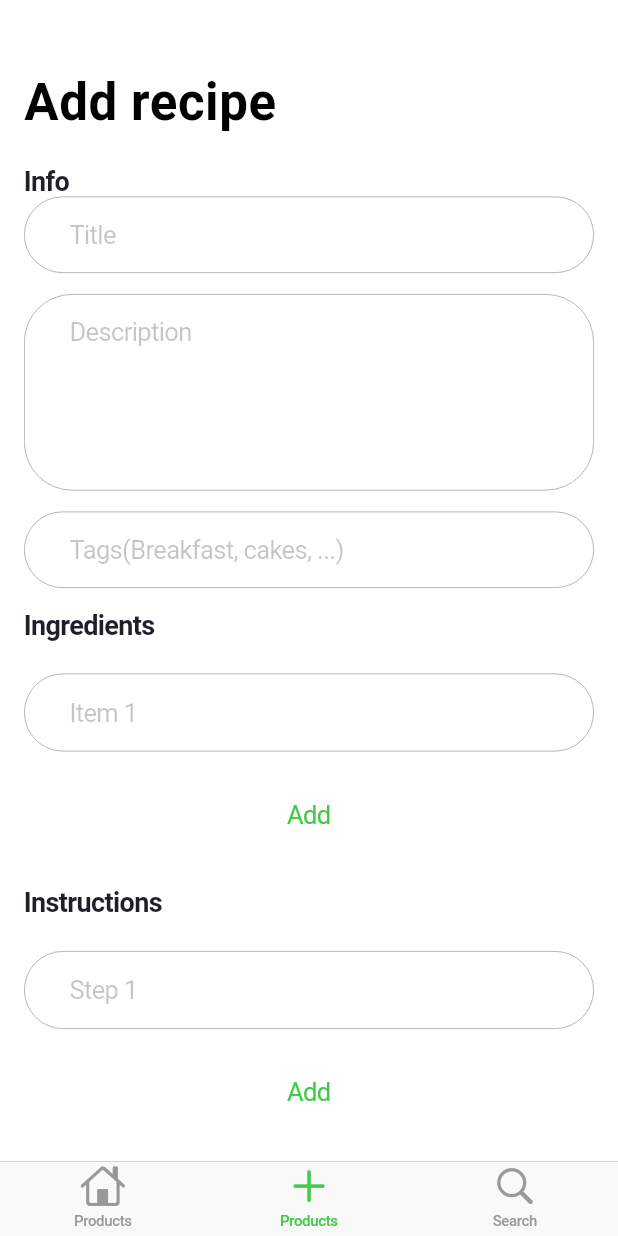
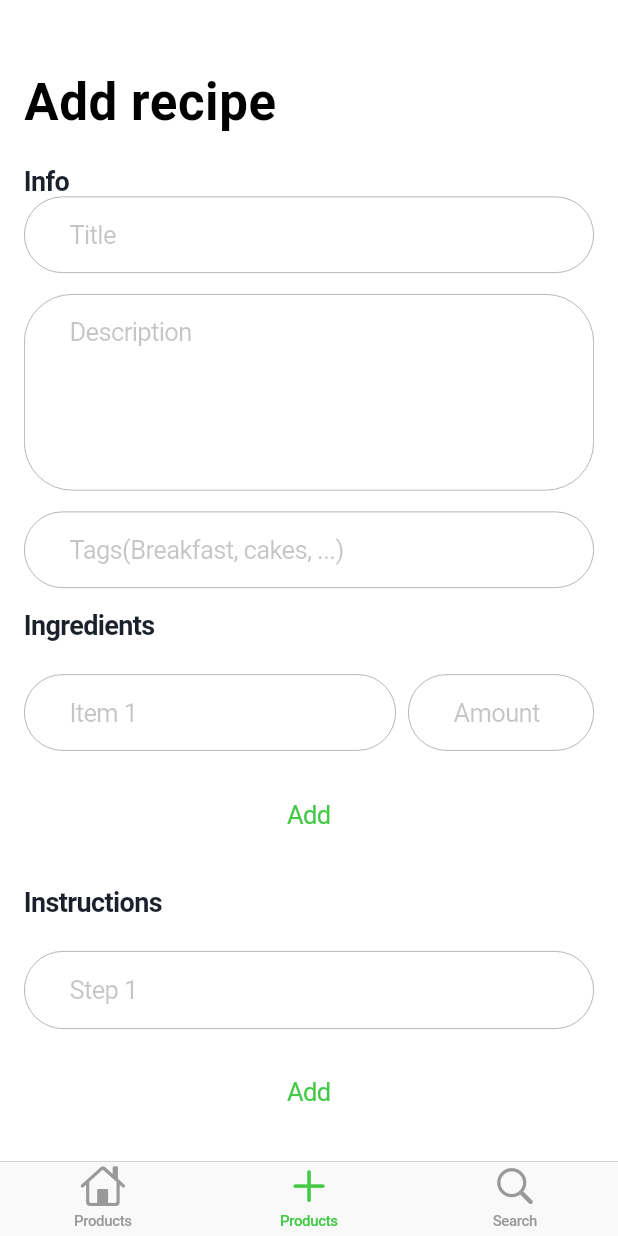
Before and after one commit to AKosmachyov/MenuApp, a Flutter app: the screen it shows after launch, item 2 of the bottom bar chosen, on a phone screen of 412 x 824 dp. Run offline on Flutter 3.47's test engine with Material 2 defaults, Android fonts, the phone set to English and light mode, and no system bars; our stand-ins replace carousel_slider.

```diff
--- a/lib/app.dart
+++ b/lib/app.dart
@@ -19,6 +19,7 @@ class CupertinoStoreApp extends StatelessWidget {
       theme: const CupertinoThemeData(
           brightness: Brightness.light, primaryColor: Styles.primaryColor),
       home: CupertinoStoreHomePage(),
+      debugShowCheckedModeBanner: false,
     );
   }
 }
--- a/lib/model/models.dart
+++ b/lib/model/models.dart
@@ -1,31 +1,4 @@
-// enum Category {
-//   all,
-//   accessories,
-//   clothing,
-//   home,
-// }
-
-// class Product {
-//   const Product({
-//     required this.category,
-//     required this.id,
-//     required this.isFeatured,
-//     required this.name,
-//     required this.price,
-//   });
-
-//   final Category category;
-//   final int id;
-//   final bool isFeatured;
-//   final String name;
-//   final int price;
-
-//   String get assetName => '$id-0.jpg';
-//   String get assetPackage => 'shrine_images';
-
-//   @override
-//   String toString() => '$name (id=$id)';
-// }
+import 'package:flutter/widgets.dart';
 
 class Recipe {
   Recipe(
@@ -64,18 +37,27 @@ class RecipeIngredient {
       this.options});
 
   final String id;
-  final String amount;
+  String amount;
   final Product product;
   String? description;
   final bool isOptional;
   List<RecipeIngredient>? options;
+
+  static RecipeIngredient empty() {
+    return RecipeIngredient(
+      id: UniqueKey().toString(),
+      isOptional: false,
+      amount: '',
+      product: Product(id: UniqueKey().toString(), title: ''),
+    );
+  }
 }
 
 class Product {
-  const Product({required this.id, required this.title});
+  Product({required this.id, required this.title});
 
   final String id;
-  final String title;
+  String title;
   // image: string;
   // unit: Enum;
 }
--- a/lib/pages/add_recipe_page.dart
+++ b/lib/pages/add_recipe_page.dart
@@ -22,14 +22,12 @@ class _AddRecipePageState extends State<AddRecipePage> {
   final _descriptionController = TextEditingController();
   final _tagsController = TextEditingController();
 
-  List<TextEditingController> _ingredientControllerList = [
-    TextEditingController()
-  ];
   List<TextEditingController> _stepControllerList = [TextEditingController()];
+  List<RecipeIngredient> _ingredients = [RecipeIngredient.empty()];
 
   void addIngredient() {
     setState(() {
-      _ingredientControllerList.add(TextEditingController());
+      _ingredients.add(RecipeIngredient.empty());
     });
   }
 
@@ -59,16 +57,6 @@ class _AddRecipePageState extends State<AddRecipePage> {
         .where((tag) => tag.isNotEmpty)
         .toList();
 
-    final ingredients = _ingredientControllerList
-        .map((el) => el.text.trim())
-        .where((ingredient) => ingredient.isNotEmpty)
-        .map((ingredient) => RecipeIngredient(
-            id: UniqueKey().toString(),
-            isOptional: false,
-            amount: "2 шт.",
-            product: Product(id: UniqueKey().toString(), title: ingredient)))
-        .toList();
-
     int stepNumber = -1;
     final instructions = _stepControllerList
         .map((el) => el.text.trim())
@@ -84,7 +72,7 @@ class _AddRecipePageState extends State<AddRecipePage> {
         title: title,
         description: _descriptionController.text,
         tags: tags,
-        ingredients: ingredients,
+        ingredients: [..._ingredients],
         instructions: instructions,
         preparationMinutes: 10,
         cookingMinutes: 10);
@@ -99,10 +87,11 @@ class _AddRecipePageState extends State<AddRecipePage> {
           .forEach((list) {
         list.clear();
       });
-      [_ingredientControllerList, _stepControllerList].forEach((list) {
+      [_stepControllerList].forEach((list) {
         list.clear();
         list.add(TextEditingController());
       });
+      _ingredients.clear();
     });
   }
 
@@ -159,16 +148,23 @@ class _AddRecipePageState extends State<AddRecipePage> {
                   itemExtent: 68,
                   delegate: SliverChildBuilderDelegate(
                     (BuildContext context, int index) {
-                      if (index == _ingredientControllerList.length) {
+                      if (index == _ingredients.length) {
                         return CupertinoButton(
-                            child: Text('Add'), onPressed: addIngredient);
+                          child: Text('Add'),
+                          onPressed: addIngredient,
+                        );
                       }
+                      final placeholder = 'Item ' + (index + 1).toString();
+                      // final textController = _ingredientControllerList[index];
 
-                      final placeholder = 'Item ' + (index + 1).toString();
-                      final textController = _ingredientControllerList[index];
-                      return buildCell(textController, placeholder);
+                      final ingredient = _ingredients[index];
+                      return IngridientWidget(
+                        ingredient: ingredient,
+                        placeholder: placeholder,
+                      );
+                      // return buildCell(textController, placeholder);
                     },
-                    childCount: _ingredientControllerList.length + 1,
+                    childCount: _ingredients.length + 1,
                   ),
                 ),
                 SliverList(
@@ -229,3 +225,72 @@ class _AddRecipePageState extends State<AddRecipePage> {
         ));
   }
 }
+
+class IngridientWidget extends StatefulWidget {
+  RecipeIngredient ingredient;
+  final String placeholder;
+
+  IngridientWidget({
+    required this.ingredient,
+    required this.placeholder,
+    Key? key,
+  }) : super(key: key);
+
+  @override
+  _IngridientWidgetState createState() => _IngridientWidgetState();
+}
+
+class _IngridientWidgetState extends State<IngridientWidget> {
+  late final TextEditingController _descriptionController;
+  late final TextEditingController _amountController;
+
+  @override
+  void initState() {
+    super.initState();
+
+    final productTitle = widget.ingredient.product.title;
+    final amount = widget.ingredient.amount;
+    _descriptionController = TextEditingController(text: productTitle);
+    _descriptionController.addListener(_updateProduct);
+    _amountController = TextEditingController(text: amount);
+    _amountController.addListener(_updateAmount);
+  }
+
+  void _updateProduct() {
+    widget.ingredient.product.title = _descriptionController.text;
+  }
+
+  void _updateAmount() {
+    widget.ingredient.amount = _amountController.text;
+  }
+  // myController.addListener(_printLatestValue);
+
+  @override
+  Widget build(BuildContext context) {
+    return Container(
+      padding: EdgeInsets.symmetric(vertical: 8),
+      child: Row(
+        children: [
+          Flexible(
+            flex: 2,
+            child: CupertinoTextField(
+              placeholder: widget.placeholder,
+              controller: _descriptionController,
+              padding: inputPadding,
+              decoration: inputDecoration,
+            ),
+          ),
+          SizedBox(width: 8),
+          Flexible(
+            child: CupertinoTextField(
+              placeholder: 'Amount',
+              controller: _amountController,
+              padding: inputPadding,
+              decoration: inputDecoration,
+            ),
+          )
+        ],
+      ),
+    );
+  }
+}
--- a/lib/pages/search_tab.dart
+++ b/lib/pages/search_tab.dart
@@ -45,13 +45,13 @@ class _SearchTabState extends State<SearchTab> {
 
   Widget _buildSearchBox() {
     return Padding(
-      padding: const EdgeInsets.all(8),
+      padding: const EdgeInsets.symmetric(vertical: 8, horizontal: 16),
       child: SearchBar(
         controller: _controller,
         focusNode: _focusNode,
       ),
     );
-  } // T
+  }
 
   @override
   Widget build(BuildContext context) {
--- a/pubspec.yaml
+++ b/pubspec.yaml
@@ -31,6 +31,7 @@ dependencies:
   intl: ^0.17.0
   provider: ^5.0.0-0
   shrine_images: ^2.0.1
+  carousel_slider: ^4.0.0-nullsafety.0
 
 dev_dependencies:
   flutter_test:
```
Also changed, not shown: lib/pages/home_tab.dart (+13 -1 lines), lib/pages/info_page.dart (added, +32 -0 lines), lib/pages/recipe_details_page.dart (+4 -4 lines), pubspec.lock.
